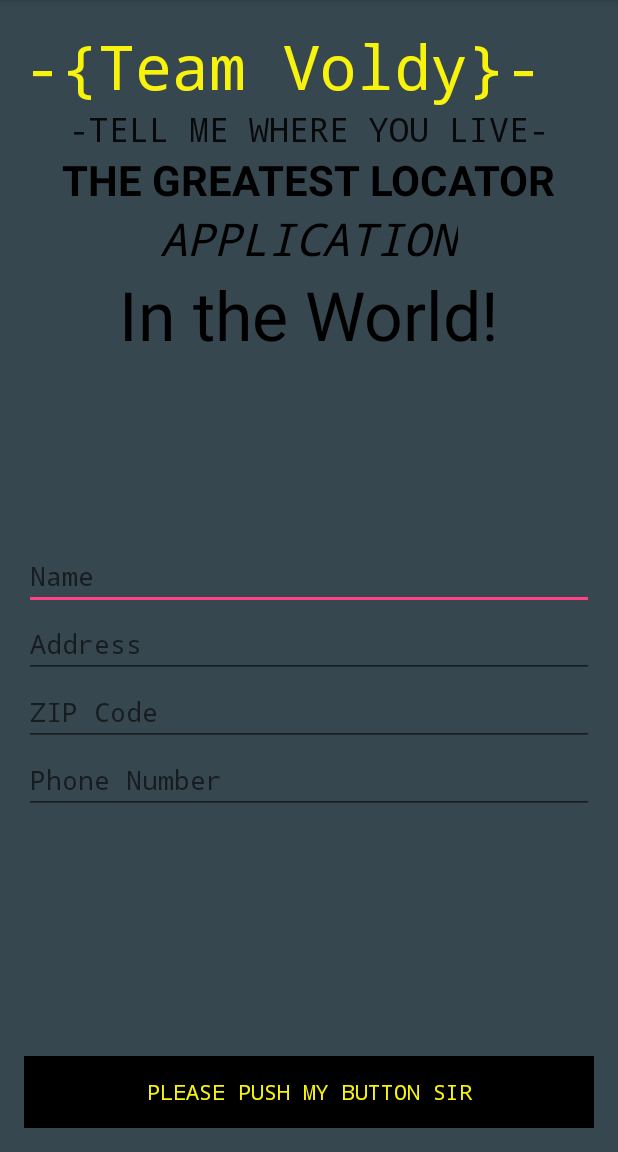
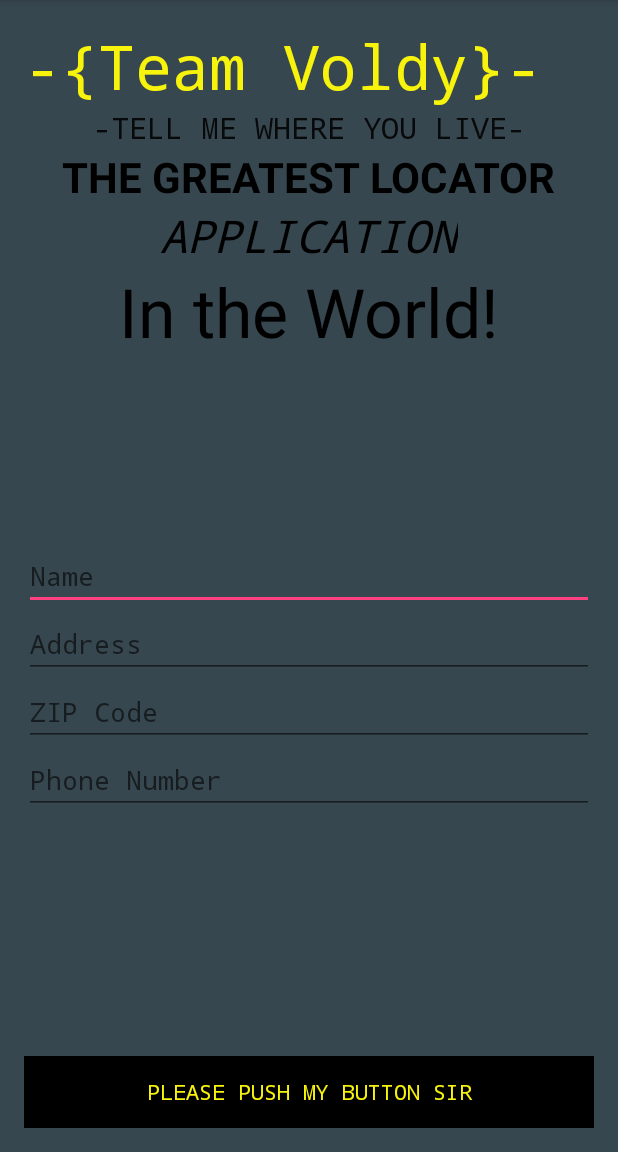
Before and after one commit to deldoyle/TeamVoldemort, an Android app: the screen it shows after launch (MainActivity), on a phone screen of 412 x 824 dp, the part 84-1236 px from its top. Run offline under Robolectric (Android 15) with nearby library versions, the phone set to English and light mode, and no system bars.

Commit message:
New push on 2nd xml file

```diff
--- a/GroupAppOne/app/src/main/res/layout/activity_main.xml
+++ b/GroupAppOne/app/src/main/res/layout/activity_main.xml
@@ -66,7 +66,7 @@
         android:layout_alignParentTop="true"
         android:layout_alignRight="@+id/editName"
         android:layout_alignEnd="@+id/editName"
-        android:textSize="41dp"
+        android:textSize="41sp"
         android:textColor="#f7f30c"
         android:backgroundTint="@color/abc_background_cache_hint_selector_material_dark"
         android:typeface="monospace"/>
@@ -90,7 +90,8 @@
         android:id="@+id/irrTextView"
         android:typeface="monospace"
         android:layout_below="@+id/textView"
-        android:layout_centerHorizontal="true"/>
+        android:layout_centerHorizontal="true"
+        android:textSize="20sp"/>
 
     <TextView
         android:layout_width="wrap_content"
@@ -101,7 +102,7 @@
         android:layout_below="@+id/irrTextView"
         android:layout_centerHorizontal="true"
         android:textStyle="bold"
-        android:textSize="28dp"
+        android:textSize="28sp"
         android:textColor="#000000"/>
 
     <TextView
@@ -113,7 +114,7 @@
         android:layout_below="@+id/textView2"
         android:layout_centerHorizontal="true"
         android:typeface="monospace"
-        android:textSize="30dp"
+        android:textSize="30sp"
         android:textStyle="italic"
         android:textColor="#000000"/>
 
@@ -125,7 +126,7 @@
         android:id="@+id/textView4"
         android:layout_below="@+id/textView3"
         android:layout_centerHorizontal="true"
-        android:textSize="45dp"
+        android:textSize="45sp"
         android:textColor="#000000"/>
 
 </RelativeLayout>
```
